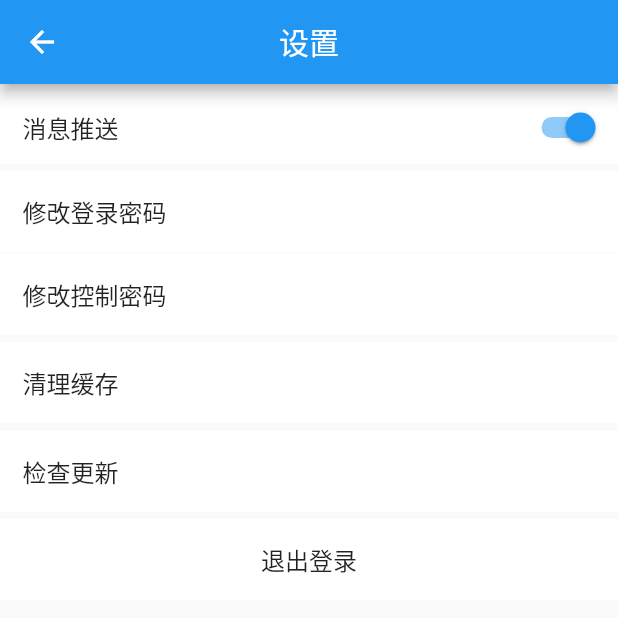
After one commit to kazeik/hgj_flutter, a Flutter app: the SettingPage screen opened by its route, after a tap on "修改登录密码", on a phone screen of 412 x 824 dp, the top half of it. The commit adds this screen. Run offline on Flutter 3.47's test engine with Material 2 defaults, Android fonts, the phone set to English and light mode, and no system bars; our stand-ins replace dio, fluttertoast, shared_preferences; missing offline and left inert: flutter_webview_plugin; accounts and stored records are empty.

Commit message:
添加设置界面

```diff
--- a/lib/pages/MyPage.dart
+++ b/lib/pages/MyPage.dart
@@ -65,7 +65,7 @@ class MyPageState extends State<MyPage> {
     } else if (label == lables[1]) {
       print("操作日志被点击");
     } else if (label == lables[2]) {
-      print("设置被点击");
+      Navigator.pushNamed(context, "/setting");
     } else if (label == lables[3]) {
       Navigator.push(
           context, new MaterialPageRoute(builder: (context) => AboutPage()));
--- /dev/null
+++ b/lib/pages/SettingPage.dart
@@ -0,0 +1,122 @@
+import 'package:flutter/material.dart';
+import 'package:hgj_flutter/utils/Utils.dart';
+import 'package:hgj_flutter/views/TextIconCell.dart';
+
+/**
+ * @author kazeik chen
+ *         QQ:77132995 email:kazeik@163.com
+ *         2019 04 01 11:01
+ * 类说明:
+ */
+
+class SettingPage extends StatefulWidget {
+  @override
+  State<StatefulWidget> createState() => SettingPageStatus();
+}
+
+class SettingPageStatus extends State<SettingPage> {
+  bool _value = true;
+
+  _change(bool newState) {
+    setState(() {
+      _value = newState;
+    });
+  }
+
+  _onClick(String tag) {
+    print("tag = $tag");
+    switch (tag) {
+      case "changepass":
+        break;
+      case "controllepass":
+        break;
+      case "clear":
+        break;
+      case "update":
+        break;
+      case "logout":
+        break;
+    }
+  }
+
+  @override
+  Widget build(BuildContext context) {
+    return Scaffold(
+      appBar: AppBar(
+        title: Text("设置"),
+        centerTitle: true,
+      ),
+      body: Column(
+        children: <Widget>[
+          Container(
+            margin: EdgeInsets.only(top: 5, bottom: 5),
+            color: Colors.white,
+            child: Row(
+              mainAxisAlignment: MainAxisAlignment.spaceBetween,
+              children: <Widget>[
+                Container(
+                  margin: EdgeInsets.only(left: 15),
+                  child: Text(
+                    "消息推送",
+                    style: TextStyle(fontSize: 16),
+                  ),
+                ),
+                Container(
+                  margin: EdgeInsets.only(right: 5),
+                  child: Switch(
+                    value: _value,
+                    onChanged: (newStatus) {
+                      print("当前状态 $newStatus");
+                      _change(newStatus);
+                    },
+                  ),
+                ),
+              ],
+            ),
+          ),
+          TextIconCell(
+            leftText: "修改登录密码",
+            onClick: (){
+              _onClick('changepass');
+            },
+          ),
+          TextIconCell(
+            leftText: "修改控制密码",
+            margin: EdgeInsets.only(top: 1, bottom: 5),
+            onClick: (){
+              _onClick('controllepass');
+            },
+          ),
+          TextIconCell(
+            leftText: "清理缓存",
+            margin: EdgeInsets.only(bottom: 5),
+            onClick: (){
+              _onClick('clear');
+            },
+          ),
+          TextIconCell(
+            leftText: "检查更新",
+            margin: EdgeInsets.only(bottom: 5),
+            onClick: (){
+              _onClick('update');
+            },
+          ),
+          GestureDetector(
+            onTap: () {
+              _onClick("logout");
+            },
+            child: Container(
+              color: Colors.white,
+              alignment: Alignment.center,
+              padding: EdgeInsets.all(15),
+              child: Text(
+                "退出登录",
+                style: TextStyle(fontSize: 16),
+              ),
+            ),
+          )
+        ],
+      ),
+    );
+  }
+}
--- a/lib/router/NamedRouter.dart
+++ b/lib/router/NamedRouter.dart
@@ -3,6 +3,7 @@ import 'package:hgj_flutter/pages/AboutPage.dart';
 import 'package:hgj_flutter/pages/HomePage.dart';
 import 'package:hgj_flutter/pages/LoginPage.dart';
 import 'package:hgj_flutter/pages/MyServicePage.dart';
+import 'package:hgj_flutter/pages/SettingPage.dart';
 import 'package:hgj_flutter/pages/SplashPage.dart';
 
 /**
@@ -25,6 +26,7 @@ class NamedRouter {
       '/home': (context) => HomePage(),
       '/about': (context) => AboutPage(),
       '/myservice': (context) => MyServicePage(),
+      '/setting': (context) => SettingPage()
     };
     return routes;
   }
--- a/lib/views/TextIconCell.dart
+++ b/lib/views/TextIconCell.dart
@@ -9,13 +9,24 @@ class TextIconCell extends StatelessWidget {
   ImageProvider image;
 
   TextIconCell(
-      {Key key,
-      @required this.leftText,
-      this.margin,
-      this.onClick,
-      @required this.image})
-      : assert(image != null),
-        super(key: key);
+      {Key key, @required this.leftText, this.margin, this.onClick, this.image})
+      : super(key: key);
+
+  Widget _imageright() {
+    Container container;
+    if (image != null) {
+      container = new Container(
+        child: Image(
+          width: 20,
+          height: 20,
+          image: image,
+        ),
+      );
+    } else {
+      container = new Container();
+    }
+    return container;
+  }
 
   @override
   Widget build(BuildContext context) {
@@ -32,11 +43,7 @@ class TextIconCell extends StatelessWidget {
               leftText,
               style: TextStyle(fontSize: 16),
             ),
-            Image(
-              width: 20,
-              height: 20,
-              image: image,
-            )
+            _imageright()
           ],
         ),
       ),
```
